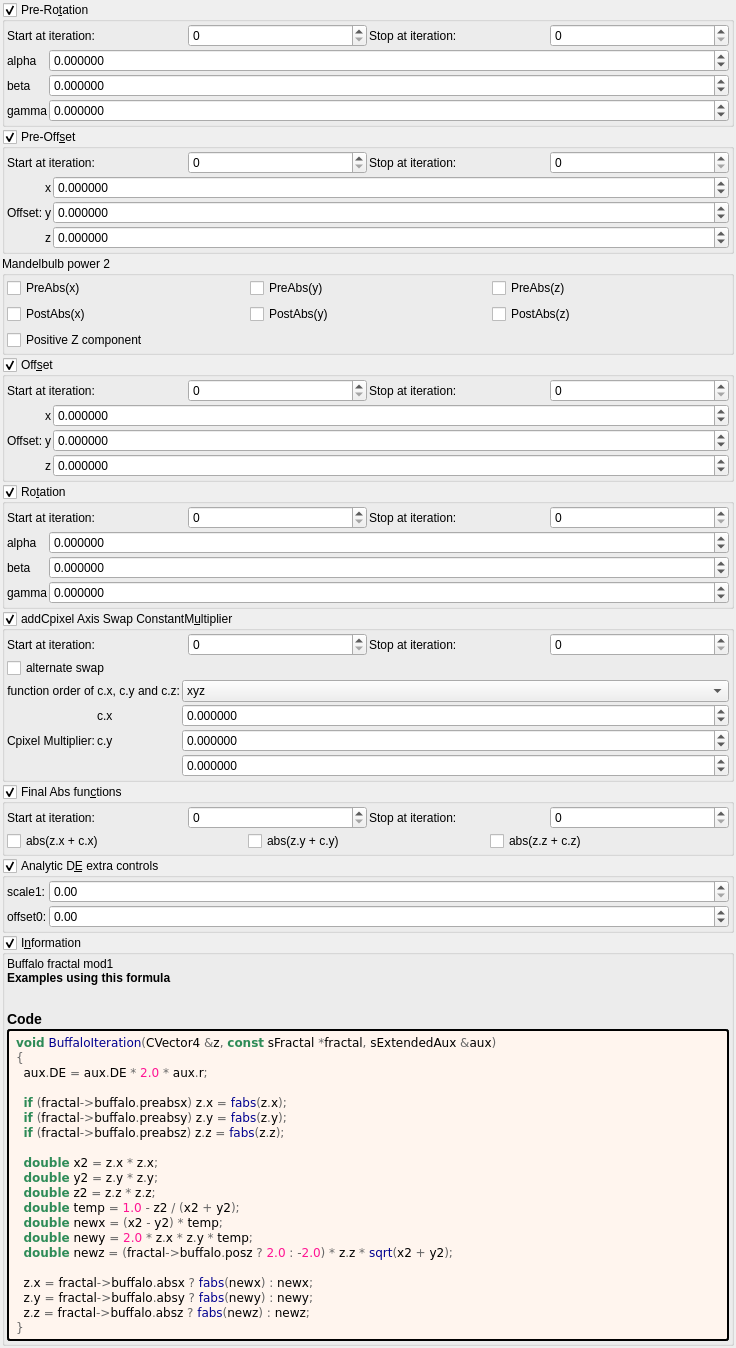
The window that mandelbulber2/formula/ui/mandelbulb_abs_power2.ui (buddhi1980/mandelbulber2) describes before a commit, drawn with Qt 5.
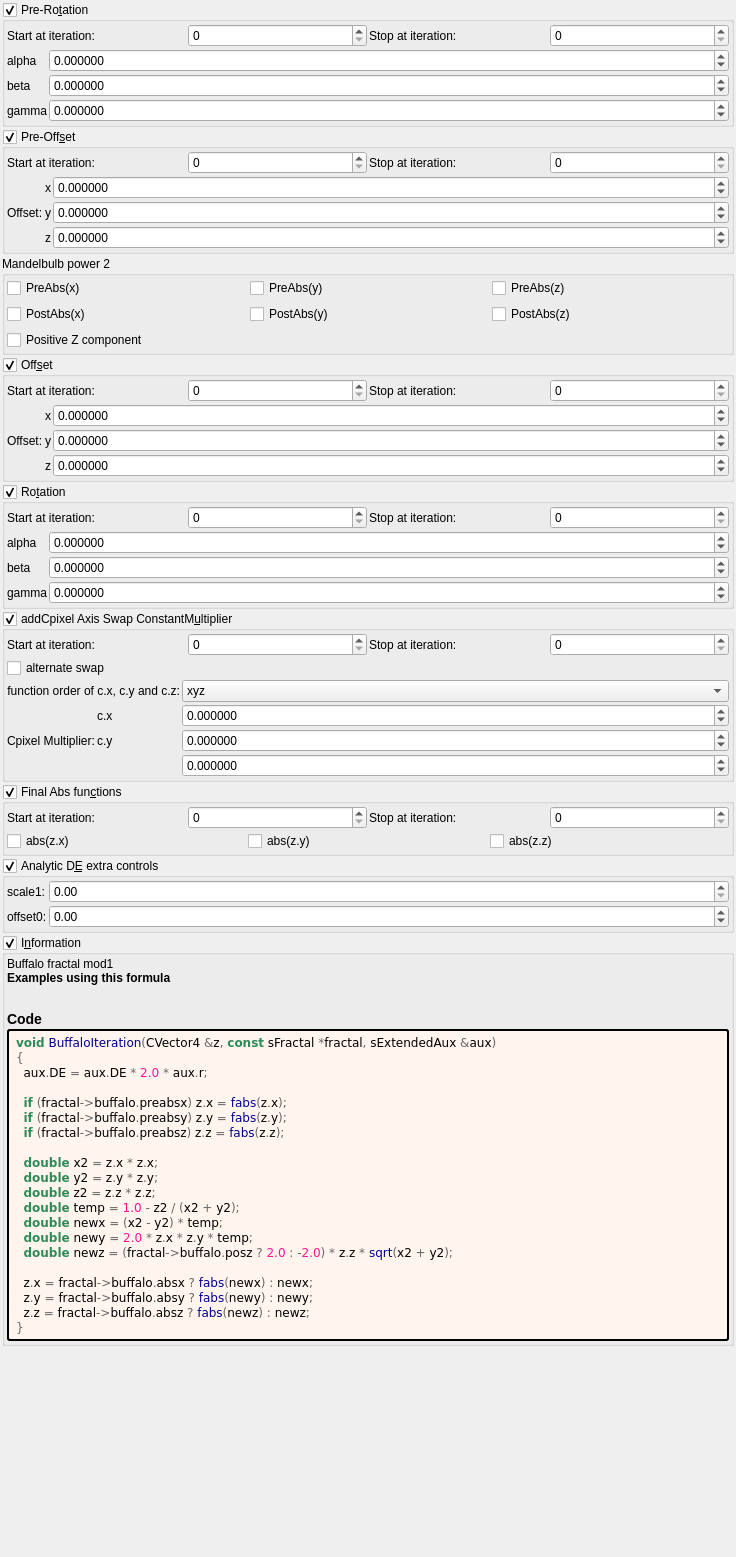
The same window after the commit. Custom widgets are drawn as their Qt base class.

The edit to the form file:
```diff
--- a/mandelbulber2/formula/ui/mandelbulb_abs_power2.ui
+++ b/mandelbulber2/formula/ui/mandelbulb_abs_power2.ui
@@ -7,7 +7,7 @@
     <x>0</x>
     <y>0</y>
     <width>736</width>
-    <height>1324</height>
+    <height>1557</height>
    </rect>
   </property>
   <property name="windowTitle">
@@ -1222,21 +1222,21 @@
         <item row="0" column="1">
          <widget class="QCheckBox" name="checkBox_transf_function_enabledCx_false">
           <property name="text">
-           <string notr="true">abs(z.x + c.x)</string>
+           <string notr="true">abs(z.x)</string>
           </property>
          </widget>
         </item>
         <item row="0" column="2">
          <widget class="QCheckBox" name="checkBox_transf_function_enabledCy_false">
           <property name="text">
-           <string notr="true">abs(z.y + c.y)</string>
+           <string notr="true">abs(z.y)</string>
           </property>
          </widget>
         </item>
         <item row="0" column="3">
          <widget class="QCheckBox" name="checkBox_transf_function_enabledCz_false">
           <property name="text">
-           <string notr="true">abs(z.z + c.z)</string>
+           <string notr="true">abs(z.z)</string>
           </property>
          </widget>
         </item>
```
